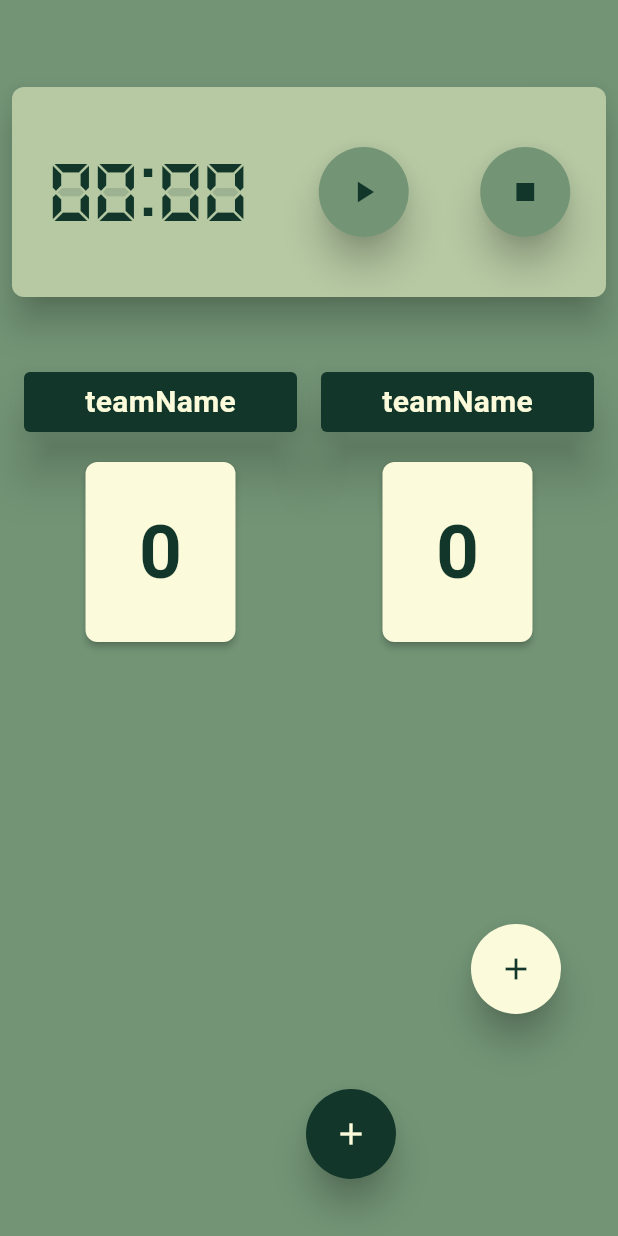
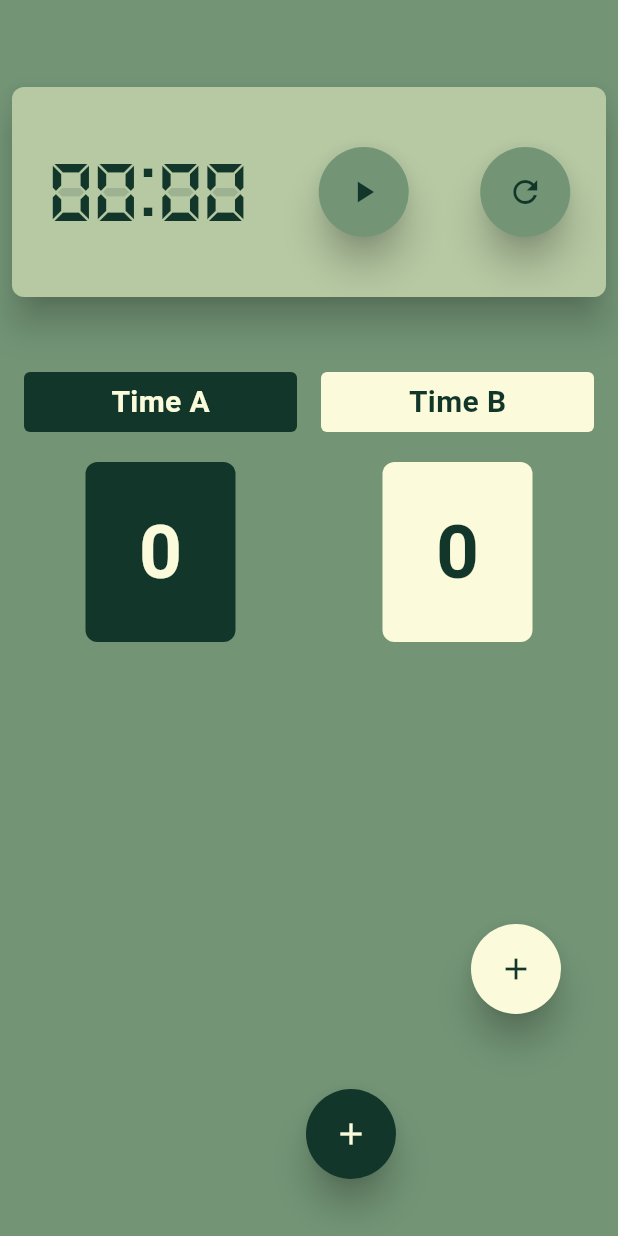
Before and after one commit to Jeilson-Dev/match_point_volley_log, a Flutter app: the screen it shows after launch, on a phone screen of 412 x 824 dp. Run offline on Flutter 3.47's test engine with Material 3 defaults, Android fonts, the phone set to English and light mode, and no system bars; our stand-ins replace equatable, freezed_annotation; generated files the repository leaves out were written again.

Commit message:
feat: finish mvp

```diff
--- a/lib/components/components.dart
+++ b/lib/components/components.dart
@@ -2,3 +2,4 @@ export 'package:match_point_volley_log/components/circle_button.dart';
 export 'package:match_point_volley_log/components/score_title_widget.dart';
 export 'package:match_point_volley_log/components/score_widget.dart';
 export 'package:match_point_volley_log/components/timer_widget.dart';
+export 'package:match_point_volley_log/components/vl_alert_dialog.dart';
--- a/lib/components/individual_score_widget.dart
+++ b/lib/components/individual_score_widget.dart
@@ -1,31 +1,62 @@
 import 'package:match_point_volley_log/core/core.dart';
+import 'package:match_point_volley_log/models/dto.dart';
 
 class IndividualScoreWidget extends StatelessWidget {
-  final String teamName;
-  final int teamScore;
-  const IndividualScoreWidget({super.key, required this.teamName, required this.teamScore});
+  final TeamDto team;
+  final TeamDto teamWithBallPossession;
+  const IndividualScoreWidget({super.key, required this.team, required this.teamWithBallPossession});
 
   @override
   Widget build(BuildContext context) {
+    final ballPossession = team == teamWithBallPossession;
     return Expanded(
       child: Column(
         children: [
           ScoreTitleWidget(
-            text: teamName,
-            ballPossession: false,
-            color: VLColors.green700,
-            elevation: 10,
-            textColor: VLColors.green50,
+            text: team.name,
+            color: team.isPlayerOne ? VLColors.green700 : VLColors.green50,
+            ballPossession: ballPossession,
+            textColor: team.isPlayerOne ? VLColors.green50 : VLColors.green700,
           ),
           const SizedBox(height: 20),
           Score(
-            score: '$teamScore',
-            ballPossession: true,
-            color: VLColors.green50,
-            textColor: VLColors.green700,
-          )
+            score: team.score,
+            ballPossession: ballPossession,
+            color: team.isPlayerOne ? VLColors.green700 : VLColors.green50,
+            textColor: team.isPlayerOne ? VLColors.green50 : VLColors.green700,
+          ),
+          _BallPossessionWidget(
+            ballPossession: team == teamWithBallPossession,
+            color: team.isPlayerOne ? VLColors.green700 : VLColors.green50,
+          ),
         ],
       ),
     );
   }
 }
+
+class _BallPossessionWidget extends StatelessWidget {
+  final Color color;
+  final bool ballPossession;
+  const _BallPossessionWidget({required this.color, required this.ballPossession});
+
+  @override
+  Widget build(BuildContext context) {
+    return AnimatedOpacity(
+      duration: const Duration(milliseconds: 500),
+      opacity: ballPossession ? 1 : 0,
+      child: Padding(
+        padding: const EdgeInsets.only(top: 15),
+        child: Material(
+          borderRadius: const BorderRadius.all(Radius.circular(4)),
+          elevation: 10,
+          child: Container(
+            height: 10,
+            width: 80,
+            decoration: BoxDecoration(color: color, borderRadius: const BorderRadius.all(Radius.circular(4))),
+          ),
+        ),
+      ),
+    );
+  }
+}
--- a/lib/components/score_title_widget.dart
+++ b/lib/components/score_title_widget.dart
@@ -1,11 +1,11 @@
 import 'package:match_point_volley_log/core/core.dart';
 
 class ScoreTitleWidget extends StatelessWidget {
-  const ScoreTitleWidget({super.key, required this.color, required this.text, this.elevation = 2, required this.textColor, required this.ballPossession});
+  const ScoreTitleWidget({super.key, required this.color, required this.text, required this.textColor, required this.ballPossession});
   final Color color;
   final Color textColor;
   final String text;
-  final double elevation;
+
   final bool ballPossession;
 
   @override
@@ -15,7 +15,7 @@ class ScoreTitleWidget extends StatelessWidget {
       child: Material(
         color: color,
         borderRadius: const BorderRadius.all(Radius.circular(4)),
-        elevation: !ballPossession ? 15 : 2,
+        elevation: ballPossession ? 15 : 0,
         child: SizedBox(height: 40, child: Center(child: Text(text, style: VLTextStyle.scoreText(color: textColor)))),
       ),
     );
--- a/lib/components/score_widget.dart
+++ b/lib/components/score_widget.dart
@@ -2,9 +2,8 @@ import 'package:match_point_volley_log/core/core.dart';
 
 class Score extends StatelessWidget {
   const Score({super.key, required this.score, required this.color, required this.textColor, required this.ballPossession});
-  final String score;
+  final int score;
   final Color color;
-
   final Color textColor;
   final bool ballPossession;
 
@@ -13,15 +12,11 @@ class Score extends StatelessWidget {
     return Material(
       color: color,
       borderRadius: const BorderRadius.all(Radius.circular(8)),
-      elevation: !ballPossession ? 15 : 2,
+      elevation: ballPossession ? 15 : 0,
       child: SizedBox(
         height: 120,
         width: 100,
-        child: Center(
-            child: Text(
-          score,
-          style: VLTextStyle.score(color: textColor),
-        )),
+        child: Center(child: Text('$score', style: VLTextStyle.score(color: textColor))),
       ),
     );
   }
--- a/lib/components/timer_widget.dart
+++ b/lib/components/timer_widget.dart
@@ -9,6 +9,7 @@ class TimerWidget extends StatelessWidget {
     required this.onStart,
     required this.onPause,
     required this.onStop,
+    required this.onReset,
     required this.blink,
   });
   final String minutes;
@@ -18,6 +19,7 @@ class TimerWidget extends StatelessWidget {
   final Function() onStart;
   final Function() onPause;
   final Function() onStop;
+  final Function() onReset;
 
   @override
   Widget build(BuildContext context) {
@@ -49,8 +51,8 @@ class TimerWidget extends StatelessWidget {
               CircleButton(
                 backgroundColor: VLColors.green400,
                 iconColor: VLColors.green700,
-                onPress: onStop,
-                icon: Icons.stop,
+                onPress: isPlaying ? onStop : onReset,
+                icon: isPlaying ? Icons.stop : Icons.refresh_outlined,
               ),
             ],
           ),
--- a/lib/features/single_match/single_match_view_model.dart
+++ b/lib/features/single_match/single_match_view_model.dart
@@ -1,23 +1,14 @@
 import 'dart:async';
 import 'package:flutter/foundation.dart';
+import 'package:match_point_volley_log/models/dto.dart';
 
 class SingleMatchViewModel with ChangeNotifier {
   int minutes = 0;
   int seconds = 0;
 
-  String _teamAName = '';
-  String _teamBName = '';
-  int _teamAScore = 0;
-  int _teamBScore = 0;
-
-  String get teamAName => _teamAName;
-  String get teamBName => _teamBName;
-
-  int get teamAScore => _teamAScore;
-  int get teamBScore => _teamBScore;
-
-  set teamAName(String name) => _teamAName = name;
-  set teamBName(String name) => _teamBName = name;
+  TeamDto teamA = TeamDto.fixture().copyWith(name: 'Time A', isPlayerOne: true);
+  TeamDto teamB = TeamDto.fixture().copyWith(name: 'Time B');
+  TeamDto teamWithBallPossession = TeamDto.fixture();
 
   bool get isPlaying => timer != null ? timer!.isActive : false;
 
@@ -52,23 +43,41 @@ class SingleMatchViewModel with ChangeNotifier {
     }
   }
 
+  void onReset() {
+    onStop();
+    teamA = teamA.copyWith(score: 0);
+    teamB = teamB.copyWith(score: 0);
+    teamWithBallPossession = teamA;
+    notifyListeners();
+  }
+
   void incrementTeamAScore() {
-    _teamAScore++;
+    final newScore = teamA.score + 1;
+    teamA = teamA.copyWith(score: newScore);
+    teamWithBallPossession = teamA;
     notifyListeners();
   }
 
   void incrementTeamBScore() {
-    _teamBScore++;
+    final newScore = teamB.score + 1;
+    teamB = teamB.copyWith(score: newScore);
+    teamWithBallPossession = teamB;
     notifyListeners();
   }
 
   void decrementTeamAScore() {
-    if (_teamAScore > 0) _teamAScore--;
+    if (teamA.score > 0) {
+      final newScore = teamA.score - 1;
+      teamA = teamA.copyWith(score: newScore);
+    }
     notifyListeners();
   }
 
   void decrementTeamBScore() {
-    if (_teamBScore > 0) _teamBScore--;
+    if (teamB.score > 0) {
+      final newScore = teamB.score - 1;
+      teamB = teamB.copyWith(score: newScore);
+    }
     notifyListeners();
   }
 }
--- a/lib/models/player_dto.dart
+++ b/lib/models/player_dto.dart
@@ -11,4 +11,5 @@ class PlayerDto with _$PlayerDto {
   }) = _PlayerDto;
 
   factory PlayerDto.fromJson(Map<String, Object?> json) => _$PlayerDtoFromJson(json);
+  factory PlayerDto.fixture() => const PlayerDto(id: 'player_id', name: 'Player Name');
 }
--- a/lib/models/team_dto.dart
+++ b/lib/models/team_dto.dart
@@ -1,15 +1,23 @@
 import 'package:freezed_annotation/freezed_annotation.dart';
 import 'package:match_point_volley_log/models/dto.dart';
+import 'package:equatable/equatable.dart';
 
 part 'team_dto.freezed.dart';
 part 'team_dto.g.dart';
 
 @freezed
-class TeamDto with _$TeamDto {
+class TeamDto extends Equatable with _$TeamDto {
+  const TeamDto._();
   const factory TeamDto({
     required String id,
+    required String name,
+    required bool isPlayerOne,
+    required int score,
     required List<PlayerDto> team,
   }) = _TeamDto;
+  @override
+  List<Object?> get props => [id, name, isPlayerOne, team];
 
   factory TeamDto.fromJson(Map<String, Object?> json) => _$TeamDtoFromJson(json);
+  factory TeamDto.fixture() => TeamDto(id: 'team_id', name: 'team_name', score: 0, team: [PlayerDto.fixture()], isPlayerOne: false);
 }
--- a/lib/theme/vl_colors.dart
+++ b/lib/theme/vl_colors.dart
@@ -6,4 +6,5 @@ class VLColors {
   static Color get green400 => const Color(0xFF739576);
   static Color get green200 => const Color(0xFFB6C9A3);
   static Color get green50 => const Color(0xFFFBFADA);
+  static Color get destructive500 => const Color(0xFFBC2A2A);
 }
--- a/lib/theme/vl_text_styles.dart
+++ b/lib/theme/vl_text_styles.dart
@@ -4,4 +4,7 @@ class VLTextStyle {
   static TextStyle timer({Color? color}) => TextStyle(fontSize: 60, fontFamily: 'Digital', fontWeight: FontWeight.bold, color: color);
   static TextStyle score({Color? color}) => TextStyle(fontSize: 50, fontWeight: FontWeight.bold, color: color);
   static TextStyle scoreText({Color? color}) => TextStyle(fontSize: 20, fontWeight: FontWeight.bold, color: color);
+  static TextStyle dialogTitle({Color? color}) => TextStyle(fontSize: 18, fontWeight: FontWeight.bold, color: color);
+  static TextStyle dialogButton({Color? color}) => TextStyle(fontSize: 14, fontWeight: FontWeight.bold, color: color);
+  static TextStyle dialogMessage({Color? color}) => TextStyle(fontSize: 14, fontWeight: FontWeight.normal, color: color);
 }
--- a/pubspec.yaml
+++ b/pubspec.yaml
@@ -20,6 +20,7 @@ dependencies:
   json_serializable: ^6.7.1
   freezed_annotation: ^2.4.1
   json_annotation: ^4.8.1
+  equatable: ^2.0.5
 
 dev_dependencies:
   flutter_test:
```
Also changed, not shown: lib/components/vl_alert_dialog.dart (added, +39 -0 lines), lib/features/single_match/single_match_page.dart (+25 -3 lines), pubspec.lock.
